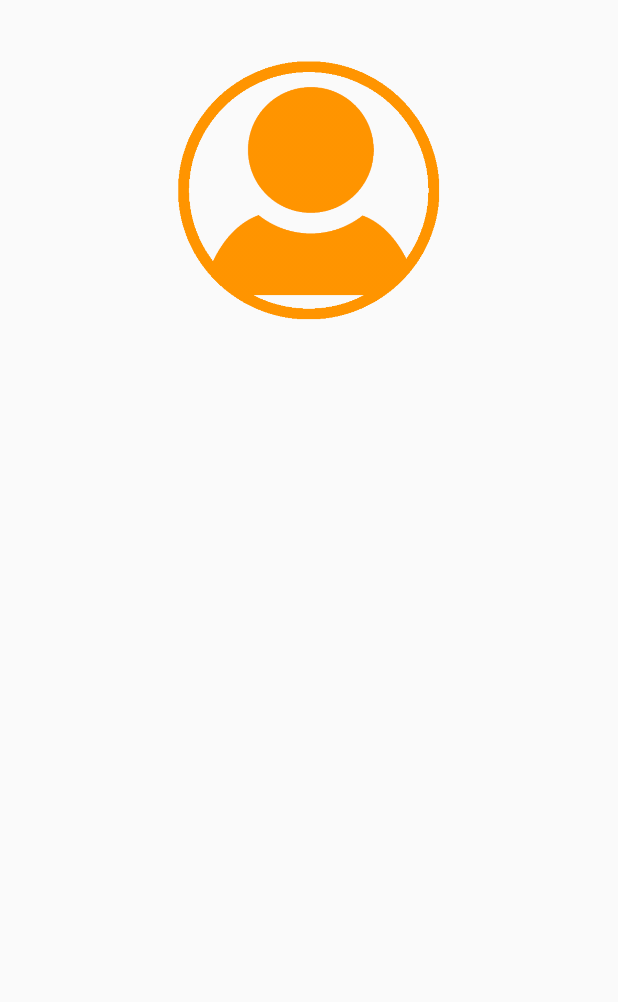
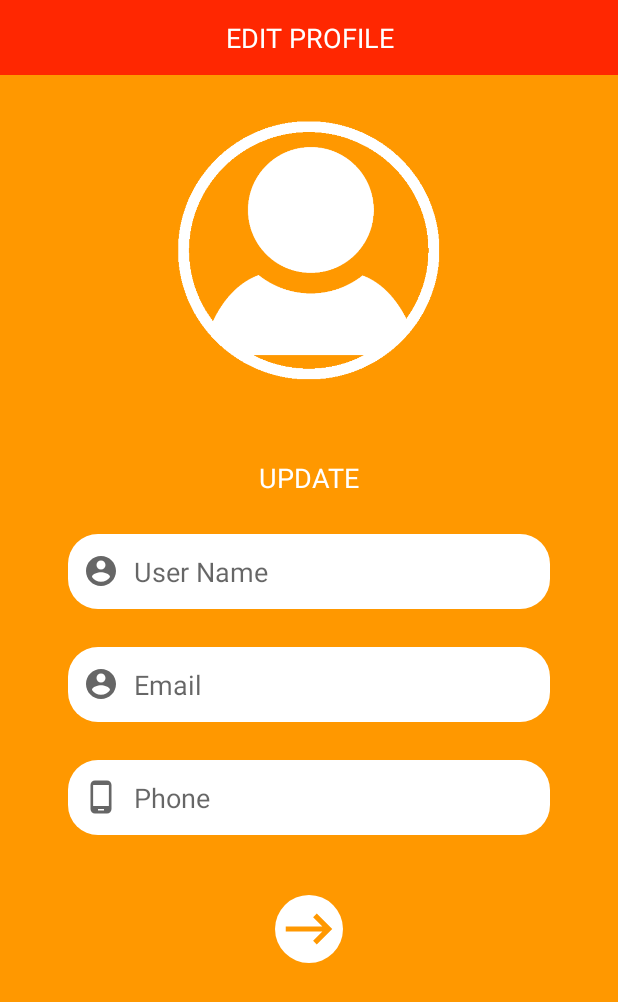
Before and after one commit to Rahul7f/PicTopz, an Android app: the EditProfile screen opened directly, with no data from a screen before it, on a phone screen of 412 x 824 dp. Shown: the top 1002 px of the screen. Run offline under Robolectric (Android 15) with nearby library versions, the phone set to English and light mode, and no system bars; our stand-ins replace Firebase (no records; nobody signed in at launch, a user with empty details on screens opened directly); libraries missing offline, so code that uses them is left out: com.theartofdev.edmodo.

Commit message:
EditProfile done

```diff
--- a/app/build.gradle
+++ b/app/build.gradle
@@ -55,5 +55,8 @@ dependencies {
     // image crop
     api 'com.theartofdev.edmodo:android-image-cropper:2.8.+'
 
+    //firebase storage
+    implementation 'com.google.firebase:firebase-storage'
+
 
 }
--- a/app/src/main/java/com/example/pictopz/EditProfile.java
+++ b/app/src/main/java/com/example/pictopz/EditProfile.java
@@ -6,6 +6,7 @@ import androidx.appcompat.app.AppCompatActivity;
 
 import android.Manifest;
 import android.app.Activity;
+import android.app.ProgressDialog;
 import android.content.Intent;
 import android.content.pm.PackageManager;
 import android.graphics.Bitmap;
@@ -18,19 +19,58 @@ import android.widget.EditText;
 import android.widget.ImageView;
 import android.widget.Toast;
 
+import com.google.android.gms.tasks.OnCompleteListener;
+import com.google.android.gms.tasks.OnFailureListener;
+import com.google.android.gms.tasks.OnSuccessListener;
+import com.google.android.gms.tasks.Task;
+import com.google.firebase.FirebaseApp;
+import com.google.firebase.auth.FirebaseAuth;
+import com.google.firebase.auth.FirebaseUser;
+import com.google.firebase.database.DatabaseReference;
+import com.google.firebase.database.FirebaseDatabase;
+import com.google.firebase.storage.FirebaseStorage;
+import com.google.firebase.storage.OnProgressListener;
+import com.google.firebase.storage.StorageReference;
+import com.google.firebase.storage.UploadTask;
 import com.theartofdev.edmodo.cropper.CropImage;
 import com.theartofdev.edmodo.cropper.CropImageView;
 
 import java.io.IOException;
+import java.net.URL;
 
 public class EditProfile extends AppCompatActivity {
-    ImageView uploadimage;
+    ImageView uploadimage,update_btn;
+    EditText name_et,email_et,phone_et;
+    String name,email,phone;
+    Uri profileURL;
+    //Firebase
+    FirebaseStorage storage;
+    StorageReference storageReference;
+    FirebaseAuth mAuth;
+    FirebaseUser firebaseUser;
+    FirebaseDatabase firebaseDatabase;
+    DatabaseReference databaseReference;
+
 
     @Override
     protected void onCreate(Bundle savedInstanceState) {
         super.onCreate(savedInstanceState);
         setContentView(R.layout.activity_edit_profile);
+
+        //hooks
         uploadimage = findViewById(R.id.uploadimage);
+        name_et = findViewById(R.id.edit_name_et);
+        email_et = findViewById(R.id.edit_email_et);
+        phone_et = findViewById(R.id.edit_phone_et);
+        update_btn = findViewById(R.id.edit_btn);
+
+        mAuth = FirebaseAuth.getInstance();
+        firebaseDatabase = FirebaseDatabase.getInstance();
+        databaseReference = firebaseDatabase.getReference("users").child(mAuth.getCurrentUser().getUid());
+
+        storage = FirebaseStorage.getInstance();
+        storageReference = storage.getReference();
+        //hooks end
 
         uploadimage.setOnClickListener(new View.OnClickListener() {
             @Override
@@ -38,6 +78,19 @@ public class EditProfile extends AppCompatActivity {
                 checkpermission();
             }
         });
+        update_btn.setOnClickListener(new View.OnClickListener() {
+            @Override
+            public void onClick(View v) {
+
+                //uploadImage(profileURL);
+                name = name_et.getText().toString();
+                email = email_et.getText().toString();
+                phone = phone_et.getText().toString();
+                uplaoddata(name,email,phone);
+
+            }
+        });
+
     }
 
     void  checkpermission()
@@ -84,8 +137,9 @@ public class EditProfile extends AppCompatActivity {
             {
                 try {
                     Bitmap bitmap = MediaStore.Images.Media.getBitmap(getContentResolver(),result.getUri());
+                    profileURL = result.getUri();
                     Toast.makeText(this, "image uri:- "+bitmap, Toast.LENGTH_SHORT).show();
-                    ((ImageView)findViewById(R.id.uploadimage)).setImageBitmap(bitmap);
+                    uploadimage.setImageBitmap(bitmap);
                 }catch (IOException e)
                 {
                     e.printStackTrace();
@@ -108,4 +162,73 @@ public class EditProfile extends AppCompatActivity {
                 .setMultiTouchEnabled(true)
                 .start(this);
     }
+
+    private void uploadImage(Uri imageurl) {
+
+        if(imageurl != null)
+        {
+            final ProgressDialog progressDialog = new ProgressDialog(this);
+            progressDialog.setTitle("Uploading...");
+            progressDialog.show();
+
+            StorageReference ref = storageReference.child("images/" + mAuth.getCurrentUser().getUid() + ".jpg");
+            ref.putFile(imageurl)
+                    .addOnSuccessListener(new OnSuccessListener<UploadTask.TaskSnapshot>() {
+                        @Override
+                        public void onSuccess(UploadTask.TaskSnapshot taskSnapshot) {
+                            progressDialog.dismiss();
+
+                            Toast.makeText(EditProfile.this, "Uploaded", Toast.LENGTH_SHORT).show();
+                        }
+                    })
+                    .addOnFailureListener(new OnFailureListener() {
+                        @Override
+                        public void onFailure(@NonNull Exception e) {
+                            progressDialog.dismiss();
+                            Toast.makeText(EditProfile.this, "Failed "+e.getMessage(), Toast.LENGTH_SHORT).show();
+                        }
+                    })
+                    .addOnProgressListener(new OnProgressListener<UploadTask.TaskSnapshot>() {
+                        @Override
+                        public void onProgress(UploadTask.TaskSnapshot taskSnapshot) {
+                            double progress = (100.0*taskSnapshot.getBytesTransferred()/taskSnapshot
+                                    .getTotalByteCount());
+                            progressDialog.setMessage("Uploading "+(int)progress+"%");
+                        }
+                    });
+        }
+    }
+
+    public void getimage()
+    {
+            storageReference.child("images/" + mAuth.getCurrentUser().getUid() + ".jpg").getDownloadUrl().addOnSuccessListener(new OnSuccessListener<Uri>() {
+           @Override
+           public void onSuccess(Uri uri) {
+
+           }
+       });
+    }
+
+    public void uplaoddata(String name,String email,String phone)
+    {
+
+
+       if (name!=null && !name.equals(""))
+       {
+         databaseReference.child("username").setValue(name);
+
+       }
+
+        if (email!=null && !email.equals(""))
+        {
+            databaseReference.child("email").setValue(email);
+
+        }
+
+        if (phone!=null && !phone.equals(""))
+        {
+            databaseReference.child("phone").setValue(phone);
+
+        }
+    }
 }
--- a/app/src/main/res/layout/activity_edit_profile.xml
+++ b/app/src/main/res/layout/activity_edit_profile.xml
@@ -5,22 +5,105 @@
     android:layout_width="match_parent"
     android:layout_height="match_parent"
     android:orientation="vertical"
-    tools:context=".EditProfile">
+    tools:context=".EditProfile"
+    android:background="#FF9800">
+
 
     <ScrollView
         android:layout_width="match_parent"
         android:layout_height="match_parent">
+
         <LinearLayout
             android:layout_width="match_parent"
             android:layout_height="wrap_content"
-            android:gravity="center">
+            android:gravity="center"
+            android:orientation="vertical">
+
+
+            <TextView
+                android:layout_width="match_parent"
+                android:layout_height="50dp"
+                android:gravity="center"
+                android:textSize="18dp"
+                android:textColor="#ffff"
+                android:text="EDIT PROFILE"
+                android:fontFamily="sans-serif"
+                android:background="#FF2701"/>
+
             <ImageView
                 android:id="@+id/uploadimage"
                 android:layout_width="200dp"
                 android:layout_height="200dp"
                 android:src="@drawable/avatar"
-                android:layout_margin="25dp"
+                android:layout_margin="15dp"
+                app:tint="#fff" />
+
+            <TextView
+                android:layout_width="match_parent"
+                android:layout_height="wrap_content"
+                android:text="UPDATE"
+                android:fontFamily="sans-serif"
+                android:textColor="#ffff"
+                android:textSize="18dp"
+                android:gravity="center"
+                android:layout_marginTop="25dp"/>
+            <EditText
+                android:id="@+id/edit_name_et"
+                android:layout_width="match_parent"
+                android:layout_height="50dp"
+                android:background="@drawable/rounded_edittext"
+                android:layout_marginTop="25dp"
+                android:layout_marginLeft="45dp"
+                android:layout_marginRight="45dp"
+                android:hint="User Name"
+                android:drawablePadding="10dp"
+                android:drawableLeft="@drawable/user_icon"
+                android:padding="10dp"
                 />
+
+            <EditText
+                android:id="@+id/edit_email_et"
+                android:layout_width="match_parent"
+                android:layout_height="50dp"
+                android:background="@drawable/rounded_edittext"
+                android:layout_marginTop="25dp"
+                android:layout_marginLeft="45dp"
+                android:layout_marginRight="45dp"
+                android:hint="Email"
+                android:drawablePadding="10dp"
+                android:drawableLeft="@drawable/user_icon"
+                android:padding="10dp"
+                android:inputType="textEmailAddress"
+                />
+
+            <EditText
+                android:id="@+id/edit_phone_et"
+                android:layout_width="match_parent"
+                android:layout_height="50dp"
+                android:background="@drawable/rounded_edittext"
+                android:layout_marginTop="25dp"
+                android:layout_marginLeft="45dp"
+                android:layout_marginRight="45dp"
+                android:hint="Phone"
+                android:drawablePadding="10dp"
+                android:drawableLeft="@drawable/phone_icon"
+                android:padding="10dp"
+                android:inputType="phone"
+                />
+
+            <ImageView
+                android:id="@+id/edit_btn"
+                android:padding="2sp"
+                android:layout_marginTop="40sp"
+                android:layout_width="45dp"
+                android:layout_height="45dp"
+                android:src="@drawable/back_icon"
+                android:rotation="180"
+                android:layout_marginBottom="25dp"
+                android:background="@drawable/circle"
+                android:layout_gravity="center"
+                app:tint="#FF9800" />
+
         </LinearLayout>
     </ScrollView>
 
--- a/app/src/main/res/values/colors.xml
+++ b/app/src/main/res/values/colors.xml
@@ -5,4 +5,5 @@
     <color name="colorAccent">#03DAC5</color>
     <color name="orange">#ff4a01</color>
 
+
 </resources>
--- a/app/src/main/res/values/dimens.xml
+++ b/app/src/main/res/values/dimens.xml
@@ -5,4 +5,5 @@
     <dimen name="nav_header_vertical_spacing">8dp</dimen>
     <dimen name="nav_header_height">176dp</dimen>
     <dimen name="fab_margin">16dp</dimen>
+    <dimen name="toolbar_size">?android:attr/actionBarSize</dimen>
 </resources>
```
Also changed, not shown: app/src/main/java/com/example/pictopz/Profile.java (+46 -3 lines).
